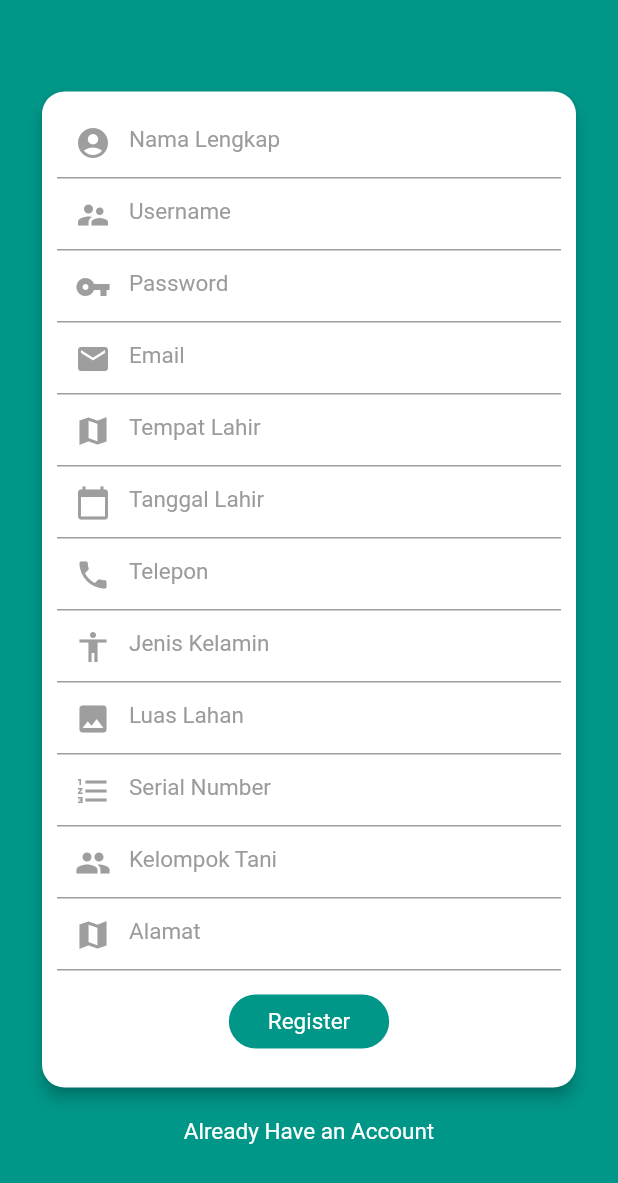
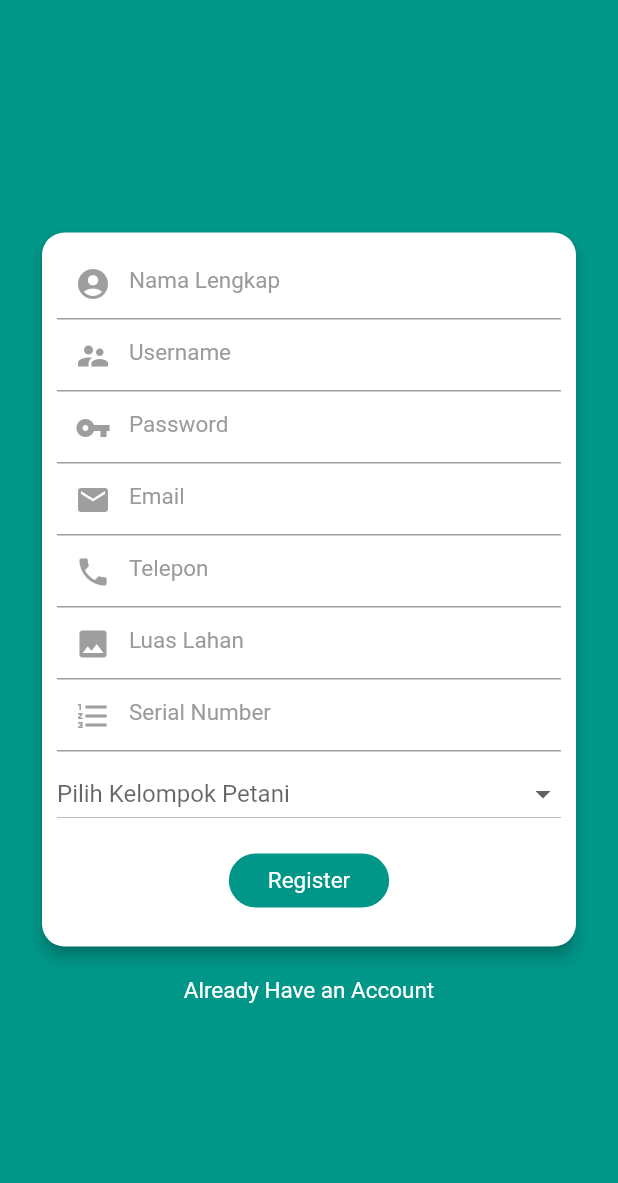
Before and after one commit to dafidpr/smart-farming, a Flutter app: the screen it shows after launch, after a tap on "Create new Account", on a phone screen of 412 x 824 dp. Shown: the top 1183 px of the screen. Run offline on Flutter 3.47's test engine with Material 2 defaults, Android fonts, the phone set to English and light mode, and no system bars; our stand-ins replace shared_preferences; network calls fail.

Commit message:
fix bugs

```diff
--- a/lib/api/api.dart
+++ b/lib/api/api.dart
@@ -28,9 +28,15 @@ class Network {
     return await http.get(fullUrl, headers: _setHeaders());
   }
 
+  getDataNoToken(apiURL) async {
+    var fullUrl = _url + apiURL;
+
+    return await http.get(fullUrl, headers: _setHeaders());
+  }
+
   _setHeaders() => {
         'Content-type': 'application/json',
         'Accept': 'application/json',
-        'Authorization': 'Bearer $token'
+        // 'Authorization': 'Bearer $token'
       };
 }
--- a/lib/pages/home.dart
+++ b/lib/pages/home.dart
@@ -32,7 +32,7 @@ class _HomeState extends State<Home> {
   Widget build(BuildContext context) {
     return Scaffold(
       appBar: AppBar(
-        title: Text('Test App'),
+        title: Text('Smart Farming App'),
         backgroundColor: Colors.teal,
       ),
       body: Padding(
--- a/lib/pages/register.dart
+++ b/lib/pages/register.dart
@@ -14,19 +14,7 @@ class Register extends StatefulWidget {
 class _RegisterState extends State<Register> {
   bool _isLoading = false;
   final _formKey = GlobalKey<FormState>();
-  DateTime date;
-  var name,
-      username,
-      password,
-      email,
-      phone,
-      gender,
-      birthplace,
-      birthday,
-      landArea,
-      address,
-      serialNumber,
-      farmerGroup;
+  var name, username, password, email, phone, landArea, serialNumber;
   final _scaffoldKey = GlobalKey<ScaffoldState>();
   _showMsg(msg) {
     final snackBar = SnackBar(
@@ -39,6 +27,28 @@ class _RegisterState extends State<Register> {
       ),
     );
     _scaffoldKey.currentState.showSnackBar(snackBar);
+  }
+
+  int _farmerGroup;
+
+  List _dataFarmerGroups;
+  void getFarmerGroups() async {
+    setState(() {
+      _dataFarmerGroups = [
+        {"id": 0, "name": "Pilih Kelompok Petani"}
+      ];
+    });
+    final respose = await Network().getDataNoToken("/farmer-groups");
+    var listData = jsonDecode(respose.body);
+    setState(() {
+      _dataFarmerGroups = listData[0];
+    });
+  }
+
+  @override
+  void initState() {
+    super.initState();
+    getFarmerGroups();
   }
 
   @override
@@ -166,52 +176,6 @@ class _RegisterState extends State<Register> {
                                 keyboardType: TextInputType.text,
                                 decoration: InputDecoration(
                                   prefixIcon: Icon(
-                                    Icons.map_sharp,
-                                    color: Colors.grey,
-                                  ),
-                                  hintText: "Tempat Lahir",
-                                  hintStyle: TextStyle(
-                                      color: Color(0xFF9b9b9b),
-                                      fontSize: 15,
-                                      fontWeight: FontWeight.normal),
-                                ),
-                                validator: (birthplaceValue) {
-                                  if (birthplaceValue.isEmpty) {
-                                    return 'Masukan tempat lahir';
-                                  }
-                                  birthplace = birthplaceValue;
-                                  return null;
-                                },
-                              ),
-                              TextFormField(
-                                style: TextStyle(color: Color(0xFF000000)),
-                                cursorColor: Color(0xFF9b9b9b),
-                                keyboardType: TextInputType.datetime,
-                                decoration: InputDecoration(
-                                  prefixIcon: Icon(
-                                    Icons.calendar_today,
-                                    color: Colors.grey,
-                                  ),
-                                  hintText: "Tanggal Lahir",
-                                  hintStyle: TextStyle(
-                                      color: Color(0xFF9b9b9b),
-                                      fontSize: 15,
-                                      fontWeight: FontWeight.normal),
-                                ),
-                                validator: (birthdayValue) {
-                                  if (birthdayValue.isEmpty) {
-                                    return 'Masukan tanggal lahir';
-                                  }
-                                  birthday = birthdayValue;
-                                  return null;
-                                },
-                              ),
-                              TextFormField(
-                                style: TextStyle(color: Color(0xFF000000)),
-                                cursorColor: Color(0xFF9b9b9b),
-                                keyboardType: TextInputType.text,
-                                decoration: InputDecoration(
-                                  prefixIcon: Icon(
                                     Icons.phone,
                                     color: Colors.grey,
                                   ),
@@ -226,29 +190,6 @@ class _RegisterState extends State<Register> {
                                     return 'Masukan nomor telepon';
                                   }
                                   phone = phoneValue;
-                                  return null;
-                                },
-                              ),
-                              TextFormField(
-                                style: TextStyle(color: Color(0xFF000000)),
-                                cursorColor: Color(0xFF9b9b9b),
-                                keyboardType: TextInputType.text,
-                                decoration: InputDecoration(
-                                  prefixIcon: Icon(
-                                    Icons.accessibility,
-                                    color: Colors.grey,
-                                  ),
-                                  hintText: "Jenis Kelamin",
-                                  hintStyle: TextStyle(
-                                      color: Color(0xFF9b9b9b),
-                                      fontSize: 15,
-                                      fontWeight: FontWeight.normal),
-                                ),
-                                validator: (genderValue) {
-                                  if (genderValue.isEmpty) {
-                                    return 'Masukan jenis kelamin';
-                                  }
-                                  gender = genderValue;
                                   return null;
                                 },
                               ),
@@ -298,52 +239,71 @@ class _RegisterState extends State<Register> {
                                   return null;
                                 },
                               ),
-                              TextFormField(
-                                style: TextStyle(color: Color(0xFF000000)),
-                                cursorColor: Color(0xFF9b9b9b),
-                                keyboardType: TextInputType.text,
-                                decoration: InputDecoration(
-                                  prefixIcon: Icon(
-                                    Icons.group_sharp,
-                                    color: Colors.grey,
-                                  ),
-                                  hintText: "Kelompok Tani",
-                                  hintStyle: TextStyle(
-                                      color: Color(0xFF9b9b9b),
-                                      fontSize: 15,
-                                      fontWeight: FontWeight.normal),
+
+                              Container(
+                                decoration: BoxDecoration(
+                                  color: Colors.white,
                                 ),
-                                validator: (farmerGroupValue) {
-                                  if (farmerGroupValue.isEmpty) {
-                                    return 'Masukan kelompok tani';
-                                  }
-                                  farmerGroup = farmerGroupValue;
-                                  return null;
-                                },
+                                padding: EdgeInsets.only(left: 0.0),
+                                margin: EdgeInsets.only(top: 4.0, right: 0.0),
+                                child: DropdownButton(
+                                  hint: Text("Pilih Kelompok Petani"),
+                                  isExpanded: true,
+                                  value: _farmerGroup,
+                                  items: _dataFarmerGroups.map((item) {
+                                    return DropdownMenuItem(
+                                      child: Text(item['name']),
+                                      value: item['id'],
+                                    );
+                                  }).toList(),
+                                  onChanged: (value) {
+                                    setState(() {
+                                      _farmerGroup = value;
+                                    });
+                                  },
+                                ),
                               ),
-                              TextFormField(
-                                style: TextStyle(color: Color(0xFF000000)),
-                                cursorColor: Color(0xFF9b9b9b),
-                                keyboardType: TextInputType.text,
-                                decoration: InputDecoration(
-                                  prefixIcon: Icon(
-                                    Icons.map_sharp,
-                                    color: Colors.grey,
-                                  ),
-                                  hintText: "Alamat",
-                                  hintStyle: TextStyle(
-                                      color: Color(0xFF9b9b9b),
-                                      fontSize: 15,
-                                      fontWeight: FontWeight.normal),
-                                ),
-                                validator: (addressValue) {
-                                  if (addressValue.isEmpty) {
-                                    return 'Masukan alamat';
-                                  }
-                                  address = addressValue;
-                                  return null;
-                                },
-                              ),
+                              // Container(
+                              //   decoration: BoxDecoration(
+                              //     color: Colors.white,
+                              //     boxShadow: [
+                              //       BoxShadow(
+                              //         color: Colors.grey,
+                              //         blurRadius: 20.0,
+                              //         spreadRadius: 0.5,
+                              //         offset: Offset(1.0, 1.0),
+                              //       ),
+                              //     ],
+                              //   ),
+                              //   padding: EdgeInsets.only(left: 44.0),
+                              //   margin: EdgeInsets.only(
+                              //       top: 64.0, left: 16.0, right: 16.0),
+                              //   child: DropdownButton(
+                              //     isExpanded: true,
+                              //     items: your_list.map(
+                              //       (val) {
+                              //         return DropdownMenuItem(
+                              //           value: val,
+                              //           child: Text(val),
+                              //         );
+                              //       },
+                              //     ).toList(),
+                              //     value: _currentSelectedItem,
+                              //     onChanged: (value) {
+                              //       setState(() {
+                              //         _currentSelectedItem = value;
+                              //       });
+                              //     },
+                              //   ),
+                              // ),
+                              // Container(
+                              //   // margin: EdgeInsets.only(top: 0.0, left: 0.0),
+                              //   child: Icon(
+                              //     Icons.person,
+                              //     color: Colors.grey,
+                              //     size: 20.0,
+                              //   ),
+                              // ),
                               Padding(
                                 padding: const EdgeInsets.all(10.0),
                                 child: FlatButton(
@@ -420,13 +380,9 @@ class _RegisterState extends State<Register> {
       'password': password,
       'email': email,
       'phone': phone,
-      'birthplace': birthplace,
-      'birthday': birthday,
-      'gender': gender,
       'land_area': landArea,
-      'address': address,
       'serial_number': serialNumber,
-      'farmer_group_id': farmerGroup
+      'farmer_group_id': _farmerGroup
     };
 
     var res = await Network().authData(data, '/register');
```
